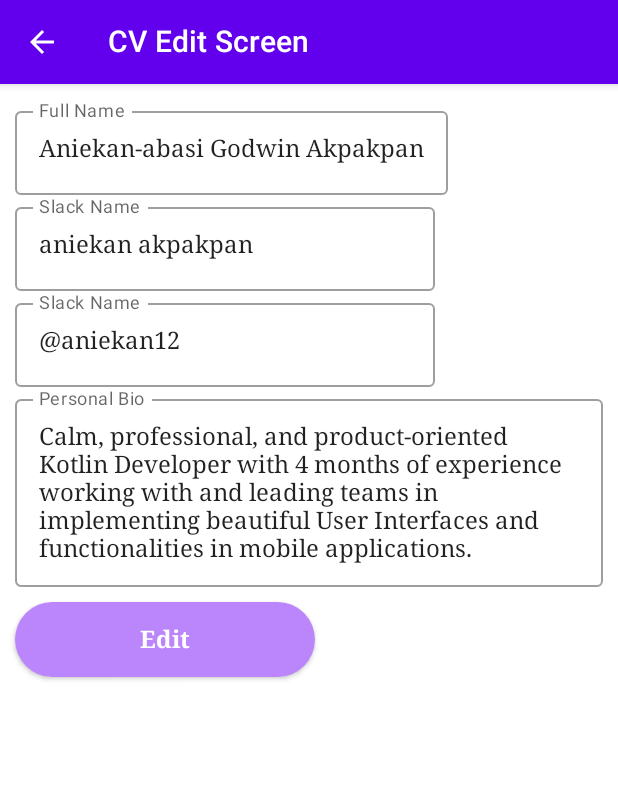
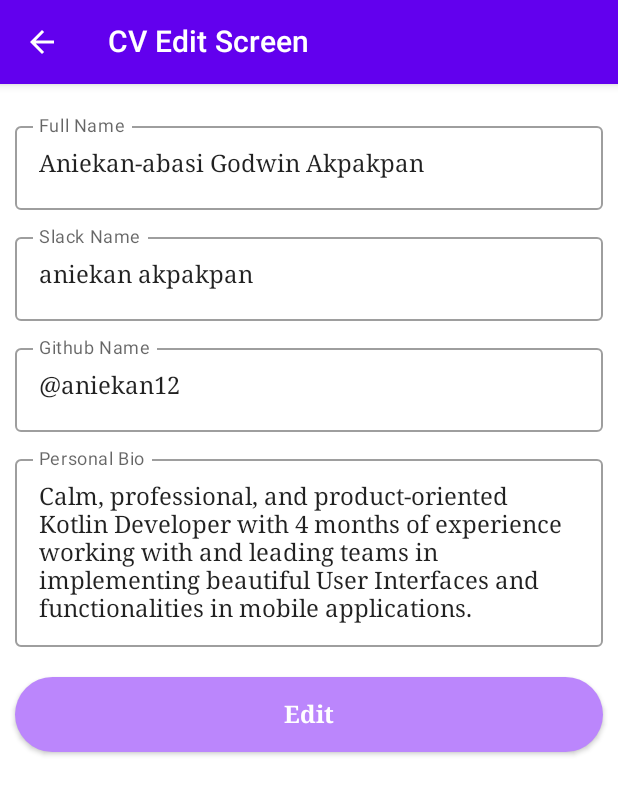
Before and after one commit to aniekan12/hng_stage_two_task, an Android app built with Jetpack Compose: the edit_screen screen opened through its navigation route, on a phone screen of 412 x 824 dp. Shown: the top 795 px of the screen. Run offline under Robolectric (Android 15) with nearby library versions, the phone set to English and light mode, and no system bars.

Commit message:
add edit screen

```diff
--- a/app/src/main/java/com/ani/hngsecondtask/composables/ButtonComposables.kt
+++ b/app/src/main/java/com/ani/hngsecondtask/composables/ButtonComposables.kt
@@ -1,5 +1,6 @@
 package com.ani.hngfirsttask.composables
 
+import androidx.compose.foundation.layout.fillMaxWidth
 import androidx.compose.foundation.layout.height
 import androidx.compose.foundation.layout.padding
 import androidx.compose.foundation.layout.width
@@ -27,6 +28,7 @@ fun AppButton(onClick: () -> Unit, buttonText: Int, padding: Int) {
         ),
         shape = RoundedCornerShape(60),
         modifier = Modifier
+            .fillMaxWidth()
             .padding(top = padding.dp)
             .width(200.dp)
             .height(50.dp)
--- a/app/src/main/java/com/ani/hngsecondtask/ui/EditScreen.kt
+++ b/app/src/main/java/com/ani/hngsecondtask/ui/EditScreen.kt
@@ -17,6 +17,7 @@ import androidx.lifecycle.viewmodel.compose.viewModel
 import androidx.navigation.NavController
 import com.ani.hngfirsttask.composables.AppBar
 import com.ani.hngfirsttask.composables.AppButton
+import com.ani.hngfirsttask.navigation.Screen
 import com.ani.hngsecondtask.R
 import com.ani.hngsecondtask.view_model.CVViewModel
 
@@ -29,7 +30,7 @@ fun CVEditScreen(
 
 
     Scaffold(
-        modifier = Modifier.fillMaxWidth(),
+
         topBar = {
             AppBar(text = R.string.cv_edit_screen, isAnotherScreen = true, onBackButtonPressed = {
                 navController.navigateUp()
@@ -37,9 +38,14 @@ fun CVEditScreen(
         },
     ) {
         Column(
-            modifier = Modifier.padding(all = 10.dp)
+            modifier = Modifier
+                .fillMaxWidth()
+                .padding(all = 10.dp)
         ) {
             OutlinedTextField(
+                modifier = Modifier
+                    .fillMaxWidth()
+                    .padding(top = 10.dp),
                 label = {
                     Text(text = "Full Name")
                 },
@@ -49,6 +55,9 @@ fun CVEditScreen(
                 })
 
             OutlinedTextField(
+                modifier = Modifier
+                    .fillMaxWidth()
+                    .padding(top = 10.dp),
                 label = {
                     Text(text = "Slack Name")
                 },
@@ -58,8 +67,11 @@ fun CVEditScreen(
                 })
 
             OutlinedTextField(
+                modifier = Modifier
+                    .fillMaxWidth()
+                    .padding(top = 10.dp),
                 label = {
-                    Text(text = "Slack Name")
+                    Text(text = "Github Name")
                 },
                 value = viewModel.githubUserName.value,
                 onValueChange = { text ->
@@ -67,6 +79,9 @@ fun CVEditScreen(
                 })
 
             OutlinedTextField(
+                modifier = Modifier
+                    .fillMaxWidth()
+                    .padding(top = 10.dp),
                 label = {
                     Text(text = "Personal Bio")
                 },
@@ -76,7 +91,9 @@ fun CVEditScreen(
                     viewModel.personalBio.value = text
                 })
 
-            AppButton(onClick = { /*TODO*/ }, buttonText = R.string.edit, padding = 10)
+            AppButton(onClick = {
+                navController.popBackStack(route = Screen.HomeScreen.route + "")
+            }, buttonText = R.string.edit, padding = 20)
         }
     }
 }
```
